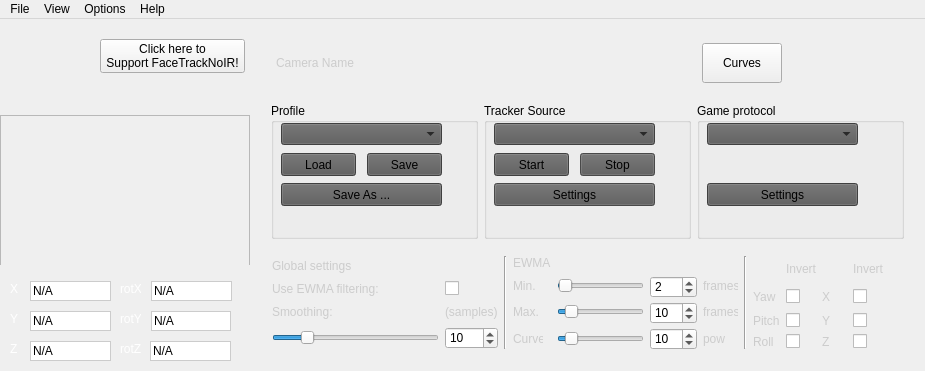
Above: FaceTrackNoIR/FaceTrackNoIR.ui from aavendan/facetracknoir before the change. Below: the same form after it.
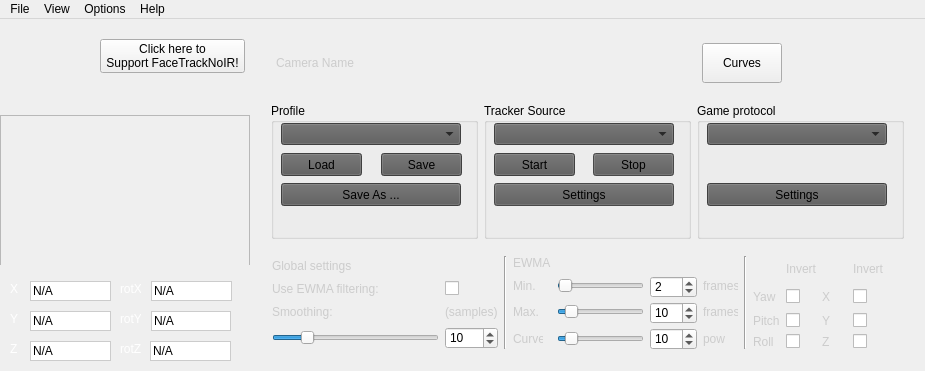
That is the form after the change. Icons and pictures are not drawn.

What changed in the file:
```diff
--- a/FaceTrackNoIR/FaceTrackNoIR.ui
+++ b/FaceTrackNoIR/FaceTrackNoIR.ui
@@ -813,7 +813,7 @@
                  <rect>
                   <x>10</x>
                   <y>20</y>
-                  <width>161</width>
+                  <width>180</width>
                   <height>22</height>
                  </rect>
                 </property>
@@ -835,7 +835,7 @@
                  <rect>
                   <x>10</x>
                   <y>80</y>
-                  <width>161</width>
+                  <width>180</width>
                   <height>23</height>
                  </rect>
                 </property>
@@ -854,7 +854,7 @@
                  <rect>
                   <x>10</x>
                   <y>50</y>
-                  <width>75</width>
+                  <width>81</width>
                   <height>23</height>
                  </rect>
                 </property>
@@ -874,9 +874,9 @@
                 </property>
                 <property name="geometry">
                  <rect>
-                  <x>96</x>
+                  <x>110</x>
                   <y>50</y>
-                  <width>75</width>
+                  <width>81</width>
                   <height>23</height>
                  </rect>
                 </property>
@@ -911,7 +911,7 @@
                  <rect>
                   <x>10</x>
                   <y>20</y>
-                  <width>161</width>
+                  <width>180</width>
                   <height>22</height>
                  </rect>
                 </property>
@@ -933,7 +933,7 @@
                  <rect>
                   <x>10</x>
                   <y>80</y>
-                  <width>161</width>
+                  <width>180</width>
                   <height>23</height>
                  </rect>
                 </property>
@@ -952,7 +952,7 @@
                  <rect>
                   <x>10</x>
                   <y>50</y>
-                  <width>75</width>
+                  <width>81</width>
                   <height>23</height>
                  </rect>
                 </property>
@@ -972,9 +972,9 @@
                 </property>
                 <property name="geometry">
                  <rect>
-                  <x>96</x>
+                  <x>109</x>
                   <y>50</y>
-                  <width>75</width>
+                  <width>81</width>
                   <height>23</height>
                  </rect>
                 </property>
@@ -1009,7 +1009,7 @@
                  <rect>
                   <x>10</x>
                   <y>20</y>
-                  <width>151</width>
+                  <width>180</width>
                   <height>22</height>
                  </rect>
                 </property>
@@ -1031,7 +1031,7 @@
                  <rect>
                   <x>10</x>
                   <y>80</y>
-                  <width>151</width>
+                  <width>180</width>
                   <height>23</height>
                  </rect>
                 </property>
```
Left out of the diff: 6 changed lines with no effect on the pictures.
